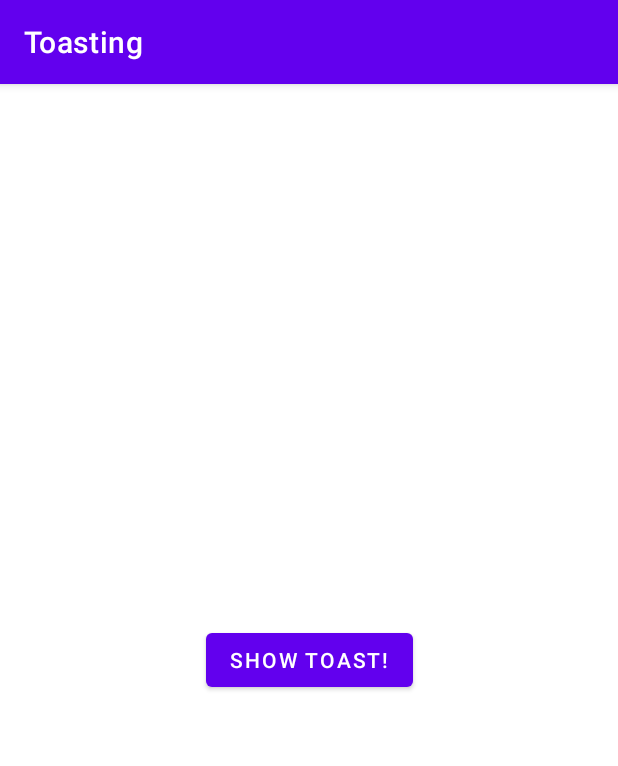
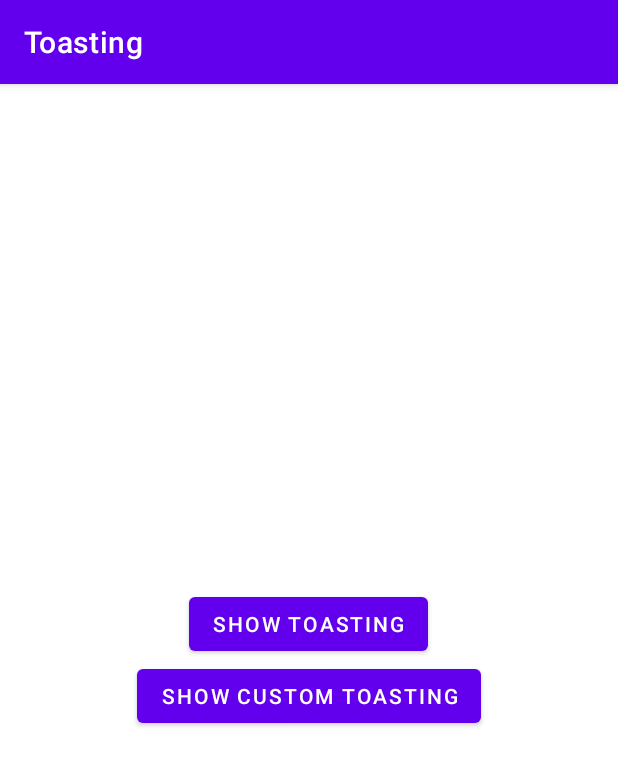
Before and after one commit to ReihanFatilla/Toasting, an Android app: the screen it shows after launch (MainActivity), on a phone screen of 412 x 824 dp. Shown: the top 766 px of the screen. Run offline under Robolectric (Android 15) with nearby library versions, the phone set to English and light mode, and no system bars.

```diff
--- a/app/src/main/res/layout/activity_main.xml
+++ b/app/src/main/res/layout/activity_main.xml
@@ -1,20 +1,24 @@
 <?xml version="1.0" encoding="utf-8"?>
-<androidx.constraintlayout.widget.ConstraintLayout
+<LinearLayout
     xmlns:android="http://schemas.android.com/apk/res/android"
     xmlns:app="http://schemas.android.com/apk/res-auto"
     xmlns:tools="http://schemas.android.com/tools"
     android:layout_width="match_parent"
     android:layout_height="match_parent"
+    android:orientation="vertical"
+    android:gravity="center"
     tools:context=".MainActivity">
 
     <Button
-        android:id="@+id/btn_show_toasting"
+        android:id="@+id/btn_sample_toasting"
         android:layout_width="wrap_content"
         android:layout_height="wrap_content"
-        android:text="Show Toast!"
-        app:layout_constraintBottom_toBottomOf="parent"
-        app:layout_constraintEnd_toEndOf="parent"
-        app:layout_constraintStart_toStartOf="parent"
-        app:layout_constraintTop_toTopOf="parent" />
+        android:text="Show Toasting"/>
 
-</androidx.constraintlayout.widget.ConstraintLayout>
+    <Button
+        android:id="@+id/btn_custom_toasting"
+        android:layout_width="wrap_content"
+        android:layout_height="wrap_content"
+        android:text="Show Custom Toasting"/>
+
+</LinearLayout>
```
Also changed, not shown: app/src/main/java/com/reift/toasting/MainActivity.kt (+22 -2 lines), toasting/src/main/java/com/reift/toasting/Toasting.kt (+55 -18 lines), app/src/main/res/font/nunito_bold.ttf (added), app/src/main/res/font/nunito_regular.ttf (added), app/src/main/res/font/nunito_seminold.ttf (added).
